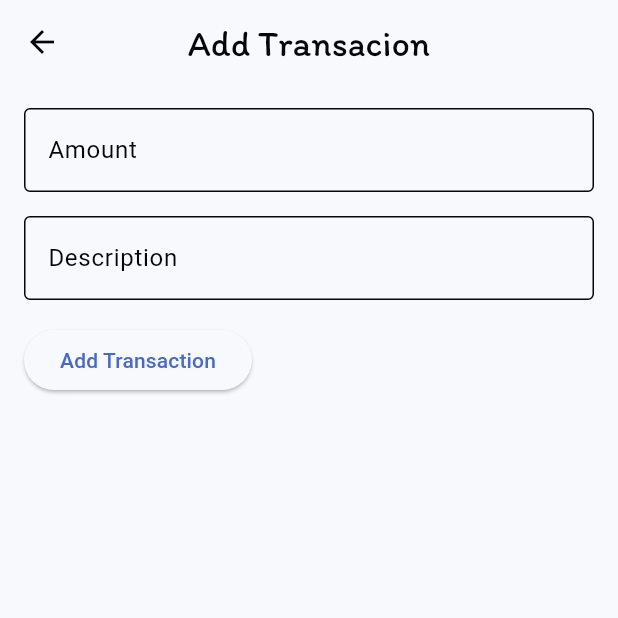
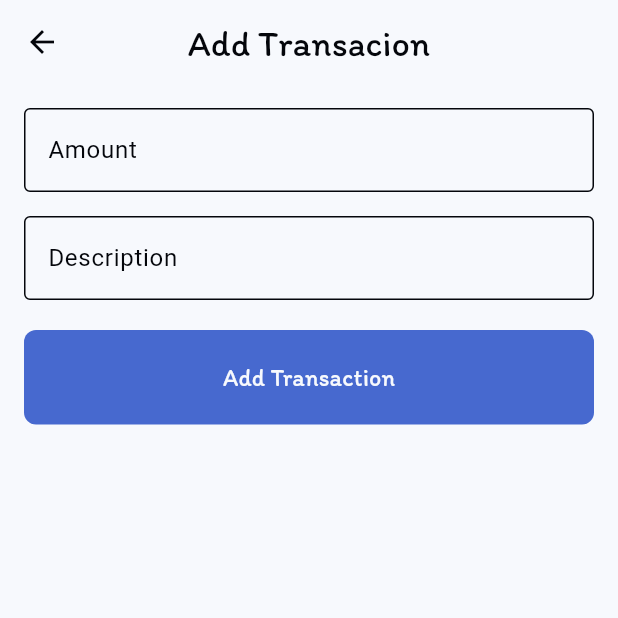
Before and after one commit to ThetMaung2002/savvy, a Flutter app: the screen it shows once a user with an empty profile is signed in, item 2 of the bottom bar chosen, after a tap on the "add" icon, on a phone screen of 412 x 824 dp, the top half of it. Run offline on Flutter 3.47's test engine with Material 3 defaults, Android fonts, the phone set to English and light mode, and no system bars; our stand-ins replace cloud_firestore, firebase_auth, firebase_core, google_fonts; accounts and stored records are empty; network calls fail.

Commit message:
[]: Do something here.

```diff
--- a/lib/components/button.dart
+++ b/lib/components/button.dart
@@ -15,6 +15,7 @@ class Button extends StatelessWidget {
       minWidth: minWidth,
       onPressed: onPressed,
       color: Theme.of(context).colorScheme.primary,
+      highlightElevation: 0.0,
       padding: const EdgeInsets.all(20),
       shape: RoundedRectangleBorder(
         borderRadius: BorderRadius.circular(8),
--- a/lib/provider/transaction_provider/add_transaction_provider.dart
+++ b/lib/provider/transaction_provider/add_transaction_provider.dart
@@ -53,6 +53,8 @@ class TransactionProvider extends ChangeNotifier {
         }
 
         if (context!.mounted) Navigator.of(context).pop();
+
+        dispose();
       } else {
         // Handle the case when no user document is found for the current user's email
         if (kDebugMode) {
--- /dev/null
+++ b/lib/provider/transaction_provider/get_user_transaction_provider.dart
@@ -0,0 +1,60 @@
+import 'package:cloud_firestore/cloud_firestore.dart';
+import 'package:firebase_auth/firebase_auth.dart';
+import 'package:flutter/material.dart';
+
+class GetUserTransactionProvider extends ChangeNotifier {
+  Future<List<Transaction>> getTransaction() async {
+    String user = FirebaseAuth.instance.currentUser!.email!;
+
+    CollectionReference usersRef =
+        FirebaseFirestore.instance.collection('users');
+
+    QuerySnapshot userQuerySnapshot =
+        await usersRef.where('email', isEqualTo: user).get();
+
+    if (userQuerySnapshot.docs.isNotEmpty) {
+      CollectionReference transactionsRef = usersRef
+          .doc(userQuerySnapshot.docs.first.id)
+          .collection('user_expenses')
+          .doc() as CollectionReference<Object?>;
+
+      QuerySnapshot transactionQuerySnapshot = await transactionsRef.get();
+
+      List<Transaction> transactions = [];
+      for (var transactionDoc in transactionQuerySnapshot.docs) {
+        Object? data = transactionDoc.data();
+        Transaction transaction =
+            Transaction.fromMap(data as Map<String, dynamic>);
+        transactions.add(transaction);
+      }
+
+      notifyListeners();
+
+      dispose();
+
+      return transactions;
+    } else {
+      return [];
+    }
+  }
+}
+
+class Transaction {
+  final double amount;
+  final String description;
+  final Timestamp timestamp;
+
+  Transaction({
+    required this.amount,
+    required this.description,
+    required this.timestamp,
+  });
+
+  factory Transaction.fromMap(Map<String, dynamic> map) {
+    return Transaction(
+      amount: map['amount'],
+      description: map['description'],
+      timestamp: map['timestamp'],
+    );
+  }
+}
--- a/lib/screens/transaction/add_transaction_page.dart
+++ b/lib/screens/transaction/add_transaction_page.dart
@@ -1,7 +1,9 @@
 import 'package:cloud_firestore/cloud_firestore.dart';
 import 'package:firebase_auth/firebase_auth.dart';
 import 'package:flutter/material.dart';
+import 'package:flutter/widgets.dart';
 import 'package:provider/provider.dart';
+import 'package:savvy/components/button.dart';
 import 'package:savvy/components/typo.dart';
 import 'package:savvy/constants/static_string.dart';
 import 'package:savvy/provider/authentication_provider/reisgter_provider.dart';
@@ -54,17 +56,20 @@ class AddTransactionPage extends StatelessWidget {
                       border: OutlineInputBorder(),
                     ),
                   ),
-                  const SizedBox(height: 16),
-                  ElevatedButton(
-                    onPressed: () {
-                      context.read<TransactionProvider>().addTransactionAmount(
-                          double.parse(_amountController.text),
-                          _descriptionController.text,
-                          username,
-                          context);
-                    },
-                    child: const Text('Add Transaction'),
-                  ),
+                  const SizedBox(height: 20),
+                  Center(
+                    child: Button(
+                      minWidth: double.infinity,
+                      onPressed: () => context
+                          .read<TransactionProvider>()
+                          .addTransactionAmount(
+                              double.parse(_amountController.text),
+                              _descriptionController.text,
+                              username,
+                              context),
+                      label: "Add Transaction",
+                    ),
+                  )
                 ],
               ),
             );
--- a/lib/screens/transaction/transaction_screen.dart
+++ b/lib/screens/transaction/transaction_screen.dart
@@ -1,5 +1,6 @@
 import 'package:flutter/material.dart';
 import 'package:savvy/components/typo.dart';
+import 'package:savvy/provider/transaction_provider/get_user_transaction_provider.dart';
 import 'package:savvy/screens/transaction/add_transaction_page.dart';
 
 class TransacScreen extends StatelessWidget {
@@ -8,19 +9,58 @@ class TransacScreen extends StatelessWidget {
   @override
   Widget build(BuildContext context) {
     return Scaffold(
-      body: const Center(
-        child: Typo(label: "Great one", variant: TypoVariant.defaultVariant),
+      body: FutureBuilder<List<Transaction>>(
+        future: GetUserTransactionProvider()
+            .getTransaction(), // Pass the name of the user
+        builder: (context, snapshot) {
+          if (snapshot.connectionState == ConnectionState.waiting) {
+            return const Center(
+              child: CircularProgressIndicator(),
+            );
+          }
+          if (snapshot.hasError) {
+            return Center(
+              child: Text('Error: ${snapshot.error}'),
+            );
+          }
+          final transactions = snapshot.data!;
+          return ListView.builder(
+            itemCount: transactions.length,
+            itemBuilder: (context, index) {
+              final transaction = transactions[index];
+              return Card(
+                elevation: 1,
+                color: Colors.green,
+                shape: RoundedRectangleBorder(
+                  borderRadius: BorderRadius.circular(8),
+                ),
+                child: Column(
+                  mainAxisSize: MainAxisSize.min,
+                  crossAxisAlignment: CrossAxisAlignment.start,
+                  children: [
+                    Typo(
+                      label: transaction.description,
+                      variant: TypoVariant.title,
+                    ),
+                    const SizedBox(height: 20),
+                    Typo(
+                      label: "${transaction.amount}",
+                      variant: TypoVariant.subtitle,
+                    ),
+                  ],
+                ),
+              );
+            },
+          );
+        },
       ),
-      floatingActionButton: addTransactionAmount(context),
-    );
-  }
-
-  FloatingActionButton addTransactionAmount(BuildContext context) {
-    return FloatingActionButton(
-      shape: const CircleBorder(),
-      onPressed: () => Navigator.of(context)
-          .push(MaterialPageRoute(builder: (context) => AddTransactionPage())),
-      child: const Icon(Icons.add),
+      floatingActionButton: FloatingActionButton(
+        onPressed: () {
+          Navigator.of(context).push(
+              MaterialPageRoute(builder: (context) => AddTransactionPage()));
+        },
+        child: const Icon(Icons.add),
+      ),
     );
   }
 }
```
